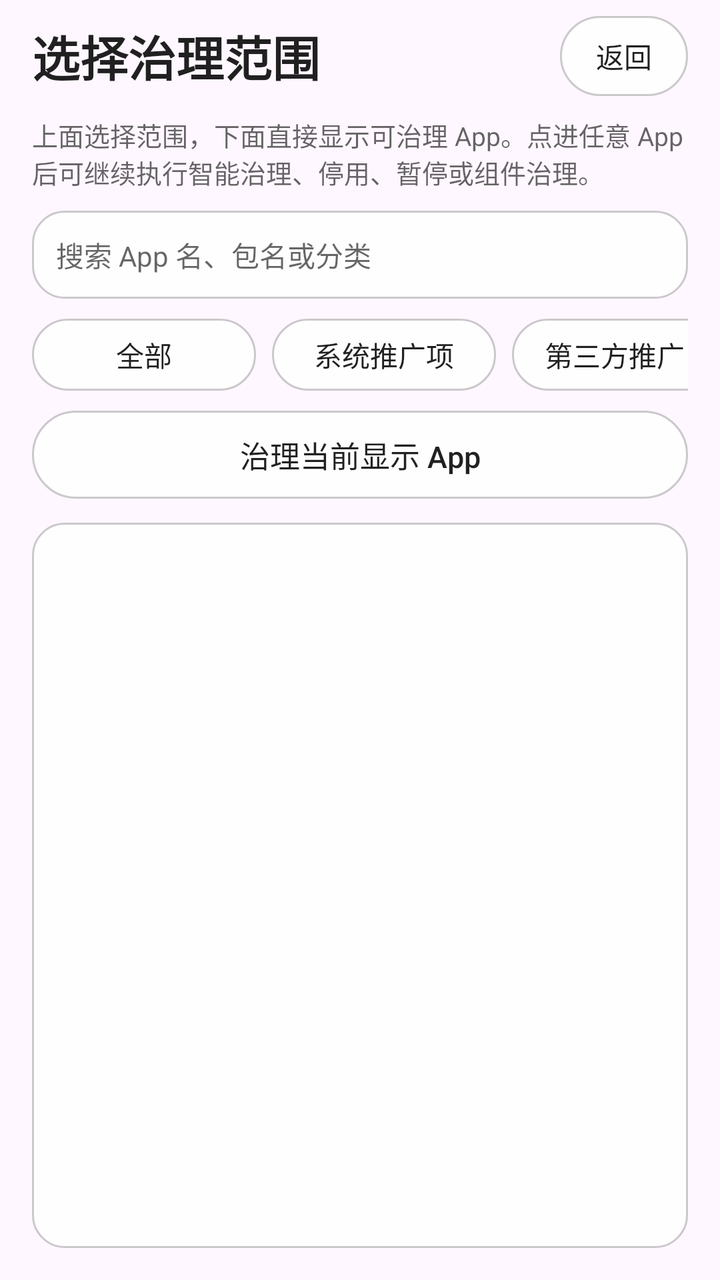
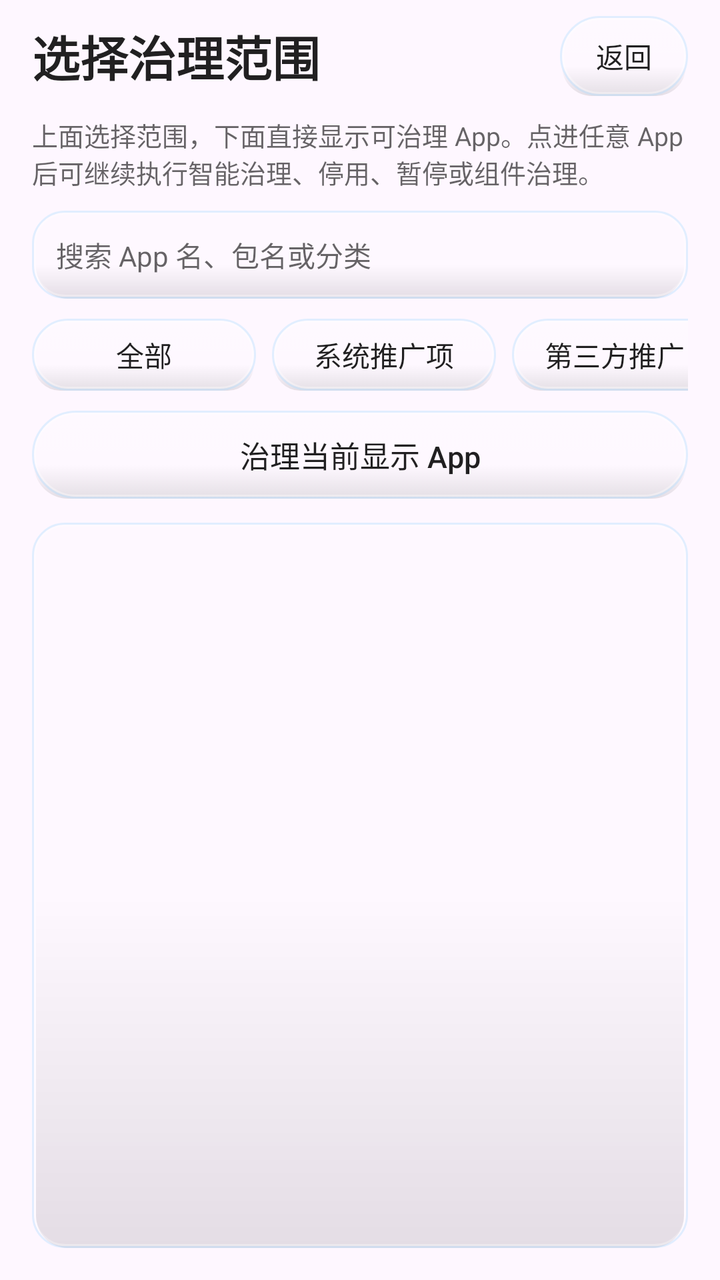

Compare the two renders of this Android layout. The source of the first and the diff that turns it into the second are given below.
<!-- AndroidManifest.xml: application theme Theme.HanFengAdBlock -->
<!-- res/layout/activity_promo_govern_scope.xml -->
<?xml version="1.0" encoding="utf-8"?>
<LinearLayout xmlns:android="http://schemas.android.com/apk/res/android"
    android:id="@+id/rootLayout"
    android:layout_width="match_parent"
    android:layout_height="match_parent"
    android:orientation="vertical"
    android:paddingLeft="16dp"
    android:paddingTop="8dp"
    android:paddingRight="16dp"
    android:paddingBottom="16dp">

    <LinearLayout
        android:layout_width="match_parent"
        android:layout_height="wrap_content"
        android:gravity="center_vertical"
        android:orientation="horizontal">

        <TextView
            android:layout_width="0dp"
            android:layout_height="wrap_content"
            android:layout_weight="1"
            android:text="选择治理范围"
            android:textColor="@color/hf_text_primary"
            android:textSize="24sp"
            android:textStyle="bold" />

        <Button
            android:id="@+id/btnBack"
            android:layout_width="wrap_content"
            android:layout_height="40dp"
            android:background="@drawable/bg_button"
            android:backgroundTint="@null"
            android:minWidth="64dp"
            android:text="返回"
            android:textAllCaps="false"
            android:textColor="@color/hf_text_primary" />
    </LinearLayout>

    <TextView
        android:id="@+id/summaryText"
        android:layout_width="match_parent"
        android:layout_height="wrap_content"
        android:layout_marginTop="10dp"
        android:text="上面选择范围，下面直接显示可治理 App。点进任意 App 后可继续执行智能治理、停用、暂停或组件治理。"
        android:textColor="@color/hf_text_secondary"
        android:textSize="13sp" />

    <EditText
        android:id="@+id/searchInput"
        android:layout_width="match_parent"
        android:layout_height="44dp"
        android:layout_marginTop="10dp"
        android:background="@drawable/bg_panel"
        android:hint="搜索 App 名、包名或分类"
        android:inputType="text"
        android:maxLines="1"
        android:paddingLeft="12dp"
        android:paddingRight="12dp"
        android:singleLine="true"
        android:textColor="@color/hf_text_primary"
        android:textColorHint="@color/hf_text_secondary"
        android:textSize="14sp" />

    <HorizontalScrollView
        android:layout_width="match_parent"
        android:layout_height="wrap_content"
        android:layout_marginTop="10dp"
        android:scrollbars="none">

        <LinearLayout
            android:layout_width="wrap_content"
            android:layout_height="wrap_content"
            android:orientation="horizontal">

            <Button
                android:id="@+id/btnScopeAll"
                android:layout_width="wrap_content"
                android:layout_height="36dp"
                android:background="@drawable/bg_button"
                android:backgroundTint="@null"
                android:minWidth="112dp"
                android:text="全部"
                android:textAllCaps="false"
                android:textColor="@color/hf_text_primary" />

            <Space
                android:layout_width="8dp"
                android:layout_height="1dp" />

            <Button
                android:id="@+id/btnScopeSystem"
                android:layout_width="wrap_content"
                android:layout_height="36dp"
                android:background="@drawable/bg_button"
                android:backgroundTint="@null"
                android:minWidth="112dp"
                android:text="系统推广项"
                android:textAllCaps="false"
                android:textColor="@color/hf_text_primary" />

            <Space
                android:layout_width="8dp"
                android:layout_height="1dp" />

            <Button
                android:id="@+id/btnScopeThirdParty"
                android:layout_width="wrap_content"
                android:layout_height="36dp"
                android:background="@drawable/bg_button"
                android:backgroundTint="@null"
                android:minWidth="128dp"
                android:text="第三方推广 App"
                android:textAllCaps="false"
                android:textColor="@color/hf_text_primary" />
        </LinearLayout>
    </HorizontalScrollView>

    <Button
        android:id="@+id/btnGovernVisible"
        android:layout_width="match_parent"
        android:layout_height="44dp"
        android:layout_marginTop="10dp"
        android:background="@drawable/bg_button"
        android:backgroundTint="@null"
        android:text="治理当前显示 App"
        android:textAllCaps="false"
        android:textColor="@color/hf_text_primary"
        android:textSize="15sp" />

    <TextView
        android:id="@+id/emptyText"
        android:layout_width="match_parent"
        android:layout_height="wrap_content"
        android:layout_marginTop="12dp"
        android:gravity="center"
        android:text="当前没有识别到可治理 App"
        android:textColor="@color/hf_text_secondary"
        android:textSize="14sp"
        android:visibility="gone" />

    <androidx.recyclerview.widget.RecyclerView
        android:id="@+id/list"
        android:layout_width="match_parent"
        android:layout_height="0dp"
        android:layout_marginTop="12dp"
        android:layout_weight="1"
        android:background="@drawable/bg_panel"
        android:clipToPadding="false"
        android:padding="8dp" />

</LinearLayout>
<!-- resources referenced by this layout -->
<resources>
  <!-- drawable bg_panel (drawable) -->
  <?xml version="1.0" encoding="utf-8"?>
  <shape xmlns:android="http://schemas.android.com/apk/res/android">
      <solid android:color="@color/hf_surface" />
      <corners android:radius="16dp" />
      <stroke
          android:width="1dp"
          android:color="@color/hf_border" />
  </shape>
  <!-- drawable bg_button_pressed (drawable) -->
  <?xml version="1.0" encoding="utf-8"?>
  <shape xmlns:android="http://schemas.android.com/apk/res/android">
      <solid android:color="@color/hf_surface_strong" />
      <corners android:radius="30dp" />
      <stroke
          android:width="1dp"
          android:color="@color/hf_border" />
  </shape>
  <!-- drawable bg_button_default (drawable) -->
  <?xml version="1.0" encoding="utf-8"?>
  <shape xmlns:android="http://schemas.android.com/apk/res/android">
      <solid android:color="@color/hf_surface" />
      <corners android:radius="30dp" />
      <stroke
          android:width="1dp"
          android:color="@color/hf_border" />
  </shape>
  <color name="hf_border">#33000000</color>
  <style name="Widget.HanFeng.MaterialButton" parent="Widget.Material3.Button">
          <item name="android:background">@drawable/bg_panel</item>
          <item name="backgroundTint">@color/hf_surface</item>
          <item name="strokeColor">@color/hf_border</item>
          <item name="strokeWidth">1dp</item>
          <item name="android:textColor">@color/hf_text_primary</item>
          <item name="android:textAllCaps">false</item>
          <item name="cornerRadius">16dp</item>
      </style>
  <style name="ThemeOverlay.HanFeng.AppCompatDialog" parent="ThemeOverlay.AppCompat.Dialog.Alert">
          <item name="android:windowBackground">@drawable/bg_dialog_window</item>
          <item name="android:colorBackground">@color/hf_surface_elevated</item>
          <item name="colorAccent">@color/hf_brand_primary</item>
          <item name="android:textColorPrimary">@color/hf_text_primary</item>
          <item name="android:textColorSecondary">@color/hf_text_secondary</item>
      </style>
  <color name="hf_surface_strong">#E8FFFFFF</color>
  <!-- drawable bg_dialog_window (drawable) -->
  <?xml version="1.0" encoding="utf-8"?>
  <layer-list xmlns:android="http://schemas.android.com/apk/res/android">
      
      <item>
          <shape android:shape="rectangle">
              <solid android:color="@color/hf_shadow" />
              <corners android:radius="22dp" />
              <padding
                  android:left="0dp"
                  android:top="2dp"
                  android:right="0dp"
                  android:bottom="0dp" />
          </shape>
      </item>
      
      <item android:left="0dp" android:top="0dp" android:right="0dp" android:bottom="2dp">
          <shape android:shape="rectangle">
              <solid android:color="@color/hf_surface_elevated" />
              <corners android:radius="20dp" />
              <stroke android:width="0.5dp" android:color="@color/hf_border_subtle" />
          </shape>
      </item>
  </layer-list>
  <color name="hf_surface_elevated">#FFFFFFFF</color>
  <color name="hf_shadow">#14000000</color>
  <color name="hf_border_subtle">#1A000000</color>
  <!-- unchanged entries left out for length: 10 -->
</resources>

<!-- the commit's change to res/layout/activity_promo_govern_scope.xml (unified diff, before → after) -->
@@ -1,151 +1,163 @@
 <?xml version="1.0" encoding="utf-8"?>
-<LinearLayout xmlns:android="http://schemas.android.com/apk/res/android"
-    android:id="@+id/rootLayout"
+<FrameLayout xmlns:android="http://schemas.android.com/apk/res/android"
     android:layout_width="match_parent"
-    android:layout_height="match_parent"
-    android:orientation="vertical"
-    android:paddingLeft="16dp"
-    android:paddingTop="8dp"
-    android:paddingRight="16dp"
-    android:paddingBottom="16dp">
+    android:layout_height="match_parent">
+
+    <ImageView
+        android:id="@+id/ivBackground"
+        android:layout_width="match_parent"
+        android:layout_height="match_parent"
+        android:contentDescription="背景"
+        android:scaleType="centerCrop" />
 
     <LinearLayout
+        android:id="@+id/rootLayout"
         android:layout_width="match_parent"
-        android:layout_height="wrap_content"
-        android:gravity="center_vertical"
-        android:orientation="horizontal">
-
-        <TextView
-            android:layout_width="0dp"
-            android:layout_height="wrap_content"
-            android:layout_weight="1"
-            android:text="选择治理范围"
-            android:textColor="@color/hf_text_primary"
-            android:textSize="24sp"
-            android:textStyle="bold" />
-
-        <Button
-            android:id="@+id/btnBack"
-            android:layout_width="wrap_content"
-            android:layout_height="40dp"
-            android:background="@drawable/bg_button"
-            android:backgroundTint="@null"
-            android:minWidth="64dp"
-            android:text="返回"
-            android:textAllCaps="false"
-            android:textColor="@color/hf_text_primary" />
-    </LinearLayout>
-
-    <TextView
-        android:id="@+id/summaryText"
-        android:layout_width="match_parent"
-        android:layout_height="wrap_content"
-        android:layout_marginTop="10dp"
-        android:text="上面选择范围，下面直接显示可治理 App。点进任意 App 后可继续执行智能治理、停用、暂停或组件治理。"
-        android:textColor="@color/hf_text_secondary"
-        android:textSize="13sp" />
-
-    <EditText
-        android:id="@+id/searchInput"
-        android:layout_width="match_parent"
-        android:layout_height="44dp"
-        android:layout_marginTop="10dp"
-        android:background="@drawable/bg_panel"
-        android:hint="搜索 App 名、包名或分类"
-        android:inputType="text"
-        android:maxLines="1"
-        android:paddingLeft="12dp"
-        android:paddingRight="12dp"
-        android:singleLine="true"
-        android:textColor="@color/hf_text_primary"
-        android:textColorHint="@color/hf_text_secondary"
-        android:textSize="14sp" />
-
-    <HorizontalScrollView
-        android:layout_width="match_parent"
-        android:layout_height="wrap_content"
-        android:layout_marginTop="10dp"
-        android:scrollbars="none">
+        android:layout_height="match_parent"
+        android:orientation="vertical"
+        android:paddingLeft="16dp"
+        android:paddingTop="8dp"
+        android:paddingRight="16dp"
+        android:paddingBottom="16dp">
 
         <LinearLayout
-            android:layout_width="wrap_content"
+            android:layout_width="match_parent"
             android:layout_height="wrap_content"
+            android:gravity="center_vertical"
             android:orientation="horizontal">
 
+            <TextView
+                android:layout_width="0dp"
+                android:layout_height="wrap_content"
+                android:layout_weight="1"
+                android:text="选择治理范围"
+                android:textColor="@color/hf_text_primary"
+                android:textSize="24sp"
+                android:textStyle="bold" />
+
             <Button
-                android:id="@+id/btnScopeAll"
+                android:id="@+id/btnBack"
                 android:layout_width="wrap_content"
-                android:layout_height="36dp"
+                android:layout_height="40dp"
                 android:background="@drawable/bg_button"
                 android:backgroundTint="@null"
-                android:minWidth="112dp"
-                android:text="全部"
-                android:textAllCaps="false"
-                android:textColor="@color/hf_text_primary" />
-
-            <Space
-                android:layout_width="8dp"
-                android:layout_height="1dp" />
-
-            <Button
-                android:id="@+id/btnScopeSystem"
-                android:layout_width="wrap_content"
-                android:layout_height="36dp"
-                android:background="@drawable/bg_button"
-                android:backgroundTint="@null"
-                android:minWidth="112dp"
-                android:text="系统推广项"
-                android:textAllCaps="false"
-                android:textColor="@color/hf_text_primary" />
-
-            <Space
-                android:layout_width="8dp"
-                android:layout_height="1dp" />
-
-            <Button
-                android:id="@+id/btnScopeThirdParty"
-                android:layout_width="wrap_content"
-                android:layout_height="36dp"
-                android:background="@drawable/bg_button"
-                android:backgroundTint="@null"
-                android:minWidth="128dp"
-                android:text="第三方推广 App"
+                android:minWidth="64dp"
+                android:text="返回"
                 android:textAllCaps="false"
                 android:textColor="@color/hf_text_primary" />
         </LinearLayout>
-    </HorizontalScrollView>
 
-    <Button
-        android:id="@+id/btnGovernVisible"
-        android:layout_width="match_parent"
-        android:layout_height="44dp"
-        android:layout_marginTop="10dp"
-        android:background="@drawable/bg_button"
-        android:backgroundTint="@null"
-        android:text="治理当前显示 App"
-        android:textAllCaps="false"
-        android:textColor="@color/hf_text_primary"
-        android:textSize="15sp" />
+        <TextView
+            android:id="@+id/summaryText"
+            android:layout_width="match_parent"
+            android:layout_height="wrap_content"
+            android:layout_marginTop="10dp"
+            android:text="上面选择范围，下面直接显示可治理 App。点进任意 App 后可继续执行智能治理、停用、暂停或组件治理。"
+            android:textColor="@color/hf_text_secondary"
+            android:textSize="13sp" />
 
-    <TextView
-        android:id="@+id/emptyText"
-        android:layout_width="match_parent"
-        android:layout_height="wrap_content"
-        android:layout_marginTop="12dp"
-        android:gravity="center"
-        android:text="当前没有识别到可治理 App"
-        android:textColor="@color/hf_text_secondary"
-        android:textSize="14sp"
-        android:visibility="gone" />
+        <EditText
+            android:id="@+id/searchInput"
+            android:layout_width="match_parent"
+            android:layout_height="44dp"
+            android:layout_marginTop="10dp"
+            android:background="@drawable/bg_panel"
+            android:hint="搜索 App 名、包名或分类"
+            android:inputType="text"
+            android:maxLines="1"
+            android:paddingLeft="12dp"
+            android:paddingRight="12dp"
+            android:singleLine="true"
+            android:textColor="@color/hf_text_primary"
+            android:textColorHint="@color/hf_text_secondary"
+            android:textSize="14sp" />
 
-    <androidx.recyclerview.widget.RecyclerView
-        android:id="@+id/list"
-        android:layout_width="match_parent"
-        android:layout_height="0dp"
-        android:layout_marginTop="12dp"
-        android:layout_weight="1"
-        android:background="@drawable/bg_panel"
-        android:clipToPadding="false"
-        android:padding="8dp" />
+        <HorizontalScrollView
+            android:layout_width="match_parent"
+            android:layout_height="wrap_content"
+            android:layout_marginTop="10dp"
+            android:scrollbars="none">
 
-</LinearLayout>
+            <LinearLayout
+                android:layout_width="wrap_content"
+                android:layout_height="wrap_content"
+                android:orientation="horizontal">
+
+                <Button
+                    android:id="@+id/btnScopeAll"
+                    android:layout_width="wrap_content"
+                    android:layout_height="36dp"
+                    android:background="@drawable/bg_button"
+                    android:backgroundTint="@null"
+                    android:minWidth="112dp"
+                    android:text="全部"
+                    android:textAllCaps="false"
+                    android:textColor="@color/hf_text_primary" />
+
+                <Space
+                    android:layout_width="8dp"
+                    android:layout_height="1dp" />
+
+                <Button
+                    android:id="@+id/btnScopeSystem"
+                    android:layout_width="wrap_content"
+                    android:layout_height="36dp"
+                    android:background="@drawable/bg_button"
+                    android:backgroundTint="@null"
+                    android:minWidth="112dp"
+                    android:text="系统推广项"
+                    android:textAllCaps="false"
+                    android:textColor="@color/hf_text_primary" />
+
+                <Space
+                    android:layout_width="8dp"
+                    android:layout_height="1dp" />
+
+                <Button
+                    android:id="@+id/btnScopeThirdParty"
+                    android:layout_width="wrap_content"
+                    android:layout_height="36dp"
+                    android:background="@drawable/bg_button"
+                    android:backgroundTint="@null"
+                    android:minWidth="128dp"
+                    android:text="第三方推广 App"
+                    android:textAllCaps="false"
+                    android:textColor="@color/hf_text_primary" />
+            </LinearLayout>
+        </HorizontalScrollView>
+
+        <Button
+            android:id="@+id/btnGovernVisible"
+            android:layout_width="match_parent"
+            android:layout_height="44dp"
+            android:layout_marginTop="10dp"
+            android:background="@drawable/bg_button"
+            android:backgroundTint="@null"
+            android:text="治理当前显示 App"
+            android:textAllCaps="false"
+            android:textColor="@color/hf_text_primary"
+            android:textSize="15sp" />
+
+        <TextView
+            android:id="@+id/emptyText"
+            android:layout_width="match_parent"
+            android:layout_height="wrap_content"
+            android:layout_marginTop="12dp"
+            android:gravity="center"
+            android:text="当前没有识别到可治理 App"
+            android:textColor="@color/hf_text_secondary"
+            android:textSize="14sp"
+            android:visibility="gone" />
+
+        <androidx.recyclerview.widget.RecyclerView
+            android:id="@+id/list"
+            android:layout_width="match_parent"
+            android:layout_height="0dp"
+            android:layout_marginTop="12dp"
+            android:layout_weight="1"
+            android:background="@drawable/bg_panel"
+            android:clipToPadding="false"
+            android:padding="8dp" />
+
+    </LinearLayout>
+</FrameLayout>
<!-- resource entries referenced after the edit -->
@@ -2,76 +2,239 @@
 <resources>
   <!-- drawable bg_panel (drawable) -->
   <?xml version="1.0" encoding="utf-8"?>
-  <shape xmlns:android="http://schemas.android.com/apk/res/android">
-      <solid android:color="@color/hf_surface" />
-      <corners android:radius="16dp" />
-      <stroke
-          android:width="1dp"
-          android:color="@color/hf_border" />
-  </shape>
+  <layer-list xmlns:android="http://schemas.android.com/apk/res/android">
+      <item>
+          <shape android:shape="rectangle">
+              <gradient
+                  android:angle="270"
+                  android:centerColor="#24FFFFFF"
+                  android:endColor="#18FFFFFF"
+                  android:startColor="#36FFFFFF" />
+              <corners android:radius="16dp" />
+          </shape>
+      </item>
+      <item android:left="2dp" android:right="2dp" android:top="10dp">
+          <shape android:shape="rectangle">
+              <gradient
+                  android:angle="270"
+                  android:centerColor="@android:color/transparent"
+                  android:endColor="@color/hf_glass_inner_shadow"
+                  android:startColor="@android:color/transparent" />
+              <corners android:radius="16dp" />
+          </shape>
+      </item>
+      <item android:bottom="1dp" android:left="1dp" android:right="1dp" android:top="1dp">
+          <shape android:shape="rectangle">
+              <corners android:radius="15dp" />
+              <stroke
+                  android:width="1dp"
+                  android:color="#4DFFFFFF" />
+          </shape>
+      </item>
+      <item>
+          <shape android:shape="rectangle">
+              <corners android:radius="16dp" />
+              <stroke
+                  android:width="1dp"
+                  android:color="@color/hf_glass_stroke" />
+          </shape>
+      </item>
+  </layer-list>
   <!-- drawable bg_button_pressed (drawable) -->
   <?xml version="1.0" encoding="utf-8"?>
-  <shape xmlns:android="http://schemas.android.com/apk/res/android">
-      <solid android:color="@color/hf_surface_strong" />
-      <corners android:radius="30dp" />
-      <stroke
-          android:width="1dp"
-          android:color="@color/hf_border" />
-  </shape>
+  <layer-list xmlns:android="http://schemas.android.com/apk/res/android">
+      <item>
+          <shape android:shape="rectangle">
+              <gradient
+                  android:angle="270"
+                  android:centerColor="#3DFFFFFF"
+                  android:endColor="#2AFFFFFF"
+                  android:startColor="#52FFFFFF" />
+              <corners android:radius="30dp" />
+          </shape>
+      </item>
+      <item android:left="1dp" android:right="1dp" android:top="10dp">
+          <shape android:shape="rectangle">
+              <gradient
+                  android:angle="270"
+                  android:centerColor="@android:color/transparent"
+                  android:endColor="@color/hf_glass_inner_shadow"
+                  android:startColor="@android:color/transparent" />
+              <corners android:radius="30dp" />
+          </shape>
+      </item>
+      <item android:bottom="1dp" android:left="1dp" android:right="1dp" android:top="1dp">
+          <shape android:shape="rectangle">
+              <corners android:radius="29dp" />
+              <stroke
+                  android:width="1dp"
+                  android:color="#70FFFFFF" />
+          </shape>
+      </item>
+      <item>
+          <shape android:shape="rectangle">
+              <corners android:radius="30dp" />
+              <stroke
+                  android:width="1dp"
+                  android:color="@color/hf_glass_stroke" />
+          </shape>
+      </item>
+  </layer-list>
   <!-- drawable bg_button_default (drawable) -->
   <?xml version="1.0" encoding="utf-8"?>
-  <shape xmlns:android="http://schemas.android.com/apk/res/android">
-      <solid android:color="@color/hf_surface" />
-      <corners android:radius="30dp" />
-      <stroke
-          android:width="1dp"
-          android:color="@color/hf_border" />
-  </shape>
-  <color name="hf_border">#33000000</color>
+  <layer-list xmlns:android="http://schemas.android.com/apk/res/android">
+      <item>
+          <shape android:shape="rectangle">
+              <gradient
+                  android:angle="270"
+                  android:centerColor="#2EFFFFFF"
+                  android:endColor="#1FFFFFFF"
+                  android:startColor="#42FFFFFF" />
+              <corners android:radius="30dp" />
+          </shape>
+      </item>
+      <item android:left="1dp" android:right="1dp" android:top="10dp">
+          <shape android:shape="rectangle">
+              <gradient
+                  android:angle="270"
+                  android:centerColor="@android:color/transparent"
+                  android:endColor="@color/hf_glass_inner_shadow"
+                  android:startColor="@android:color/transparent" />
+              <corners android:radius="30dp" />
+          </shape>
+      </item>
+      <item android:bottom="1dp" android:left="1dp" android:right="1dp" android:top="1dp">
+          <shape android:shape="rectangle">
+              <corners android:radius="29dp" />
+              <stroke
+                  android:width="1dp"
+                  android:color="#52FFFFFF" />
+          </shape>
+      </item>
+      <item>
+          <shape android:shape="rectangle">
+              <corners android:radius="30dp" />
+              <stroke
+                  android:width="1dp"
+                  android:color="@color/hf_glass_stroke" />
+          </shape>
+      </item>
+  </layer-list>
+  <color name="hf_glass_inner_shadow">#1A000000</color>
+  <color name="hf_glass_stroke">#57A6D8FF</color>
   <style name="Widget.HanFeng.MaterialButton" parent="Widget.Material3.Button">
           <item name="android:background">@drawable/bg_panel</item>
-          <item name="backgroundTint">@color/hf_surface</item>
-          <item name="strokeColor">@color/hf_border</item>
-          <item name="strokeWidth">1dp</item>
+          <item name="android:backgroundTint">@null</item>
+          <item name="backgroundTint">@null</item>
           <item name="android:textColor">@color/hf_text_primary</item>
           <item name="android:textAllCaps">false</item>
           <item name="cornerRadius">16dp</item>
       </style>
   <style name="ThemeOverlay.HanFeng.AppCompatDialog" parent="ThemeOverlay.AppCompat.Dialog.Alert">
           <item name="android:windowBackground">@drawable/bg_dialog_window</item>
-          <item name="android:colorBackground">@color/hf_surface_elevated</item>
+          <item name="android:colorBackground">@color/hf_glass_mid</item>
           <item name="colorAccent">@color/hf_brand_primary</item>
           <item name="android:textColorPrimary">@color/hf_text_primary</item>
           <item name="android:textColorSecondary">@color/hf_text_secondary</item>
-      </style>
-  <color name="hf_surface_strong">#E8FFFFFF</color>
-  <!-- drawable bg_dialog_window (drawable) -->
-  <?xml version="1.0" encoding="utf-8"?>
-  <layer-list xmlns:android="http://schemas.android.com/apk/res/android">
-      
-      <item>
-          <shape android:shape="rectangle">
-              <solid android:color="@color/hf_shadow" />
-              <corners android:radius="22dp" />
-              <padding
-                  android:left="0dp"
-                  android:top="2dp"
-                  android:right="0dp"
-                  android:bottom="0dp" />
-          </shape>
-      </item>
-      
-      <item android:left="0dp" android:top="0dp" android:right="0dp" android:bottom="2dp">
-          <shape android:shape="rectangle">
-              <solid android:color="@color/hf_surface_elevated" />
-              <corners android:radius="20dp" />
-              <stroke android:width="0.5dp" android:color="@color/hf_border_subtle" />
-          </shape>
-      </item>
-  </layer-list>
-  <color name="hf_surface_elevated">#FFFFFFFF</color>
-  <color name="hf_shadow">#14000000</color>
-  <color name="hf_border_subtle">#1A000000</color>
+          <item name="android:windowAnimationStyle">@style/HanFengDialogAnimation</item>
+          <item name="android:buttonBarPositiveButtonStyle">@style/Widget.HanFeng.DialogButton.Positive</item>
+          <item name="android:buttonBarNegativeButtonStyle">@style/Widget.HanFeng.DialogButton.Negative</item>
+          <item name="android:buttonBarNeutralButtonStyle">@style/Widget.HanFeng.DialogButton.Neutral</item>
+          <item name="buttonBarPositiveButtonStyle">@style/Widget.HanFeng.DialogButton.Positive</item>
+          <item name="buttonBarNegativeButtonStyle">@style/Widget.HanFeng.DialogButton.Negative</item>
+          <item name="buttonBarNeutralButtonStyle">@style/Widget.HanFeng.DialogButton.Neutral</item>
+      </style>
+  <!-- drawable bg_dialog_window: vector/xml drawable (drawable, 2127 chars, omitted) -->
+  <color name="hf_glass_mid">#00000000</color>
+  <style name="HanFengDialogAnimation">
+          <item name="android:windowEnterAnimation">@anim/dialog_enter</item>
+          <item name="android:windowExitAnimation">@anim/dialog_exit</item>
+      </style>
+  <style name="Widget.HanFeng.DialogButton.Positive" parent="Widget.Material3.Button.TextButton.Dialog">
+          <item name="android:background">@drawable/bg_button_primary</item>
+          <item name="android:textColor">@color/hf_button_primary_text</item>
+          <item name="android:textStyle">bold</item>
+          <item name="android:textAllCaps">false</item>
+          <item name="android:minHeight">44dp</item>
+          <item name="android:minWidth">96dp</item>
+          <item name="android:paddingLeft">20dp</item>
+          <item name="android:paddingRight">20dp</item>
+          <item name="android:insetLeft">0dp</item>
+          <item name="android:insetRight">0dp</item>
+          <item name="android:insetTop">0dp</item>
+          <item name="android:insetBottom">0dp</item>
+      </style>
+  <style name="Widget.HanFeng.DialogButton.Negative" parent="Widget.Material3.Button.TextButton.Dialog">
+          <item name="android:background">@drawable/bg_button_default</item>
+          <item name="android:textColor">@color/hf_text_primary</item>
+          <item name="android:textStyle">normal</item>
+          <item name="android:textAllCaps">false</item>
+          <item name="android:minHeight">44dp</item>
+          <item name="android:minWidth">96dp</item>
+          <item name="android:paddingLeft">20dp</item>
+          <item name="android:paddingRight">20dp</item>
+          <item name="android:insetLeft">0dp</item>
+          <item name="android:insetRight">0dp</item>
+          <item name="android:insetTop">0dp</item>
+          <item name="android:insetBottom">0dp</item>
+      </style>
+  <style name="Widget.HanFeng.DialogButton.Neutral" parent="Widget.Material3.Button.TextButton.Dialog">
+          <item name="android:background">@drawable/bg_button_default</item>
+          <item name="android:textColor">@color/hf_text_primary</item>
+          <item name="android:textAllCaps">false</item>
+          <item name="android:minHeight">44dp</item>
+          <item name="android:minWidth">96dp</item>
+          <item name="android:paddingLeft">20dp</item>
+          <item name="android:paddingRight">20dp</item>
+          <item name="android:insetLeft">0dp</item>
+          <item name="android:insetRight">0dp</item>
+          <item name="android:insetTop">0dp</item>
+          <item name="android:insetBottom">0dp</item>
+      </style>
+  <!-- drawable bg_button_primary (drawable) -->
+  <?xml version="1.0" encoding="utf-8"?>
+  <ripple xmlns:android="http://schemas.android.com/apk/res/android"
+      android:color="#335B8DF0">
+      <item android:id="@+id/mask">
+          <shape android:shape="rectangle">
+              <solid android:color="@color/hf_glass_primary_mid" />
+              <corners android:radius="14dp" />
+          </shape>
+      </item>
+      <item>
+          <layer-list>
+              <item>
+                  <shape android:shape="rectangle">
+                      <gradient
+                          android:angle="270"
+                          android:centerColor="@color/hf_glass_primary_mid"
+                          android:endColor="@color/hf_glass_primary_bottom"
+                          android:startColor="@color/hf_glass_primary_top" />
+                      <corners android:radius="14dp" />
+                  </shape>
+              </item>
+              <item>
+                  <shape android:shape="rectangle">
+                      <corners android:radius="14dp" />
+                      <stroke
+                          android:width="1dp"
+                          android:color="#66FFFFFF" />
+                  </shape>
+              </item>
+              <item android:bottom="1dp" android:left="1dp" android:right="1dp" android:top="1dp">
+                  <shape android:shape="rectangle">
+                      <corners android:radius="13dp" />
+                      <stroke
+                          android:width="1dp"
+                          android:color="#338FD9FF" />
+                  </shape>
+              </item>
+          </layer-list>
+      </item>
+  </ripple>
+  <color name="hf_glass_primary_mid">#FF3D74E0</color>
+  <color name="hf_glass_primary_bottom">#FF2A5BC7</color>
+  <color name="hf_glass_primary_top">#FF5B8DF0</color>
   <!-- unchanged entries left out for length: 10 -->
 </resources>
 
